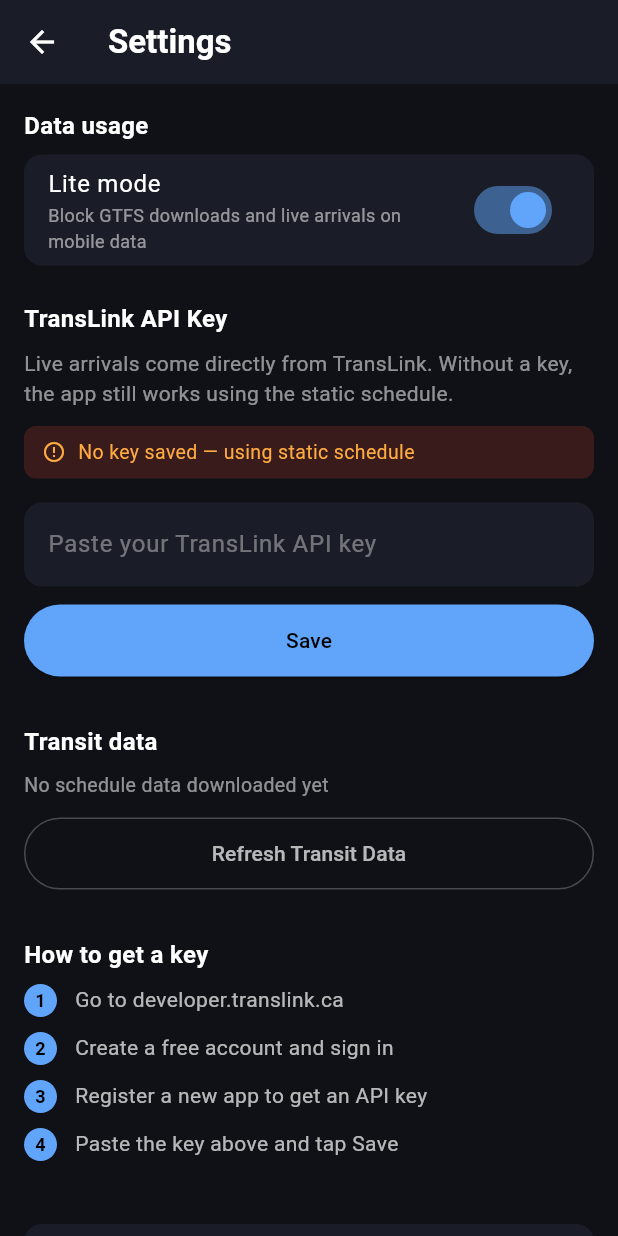
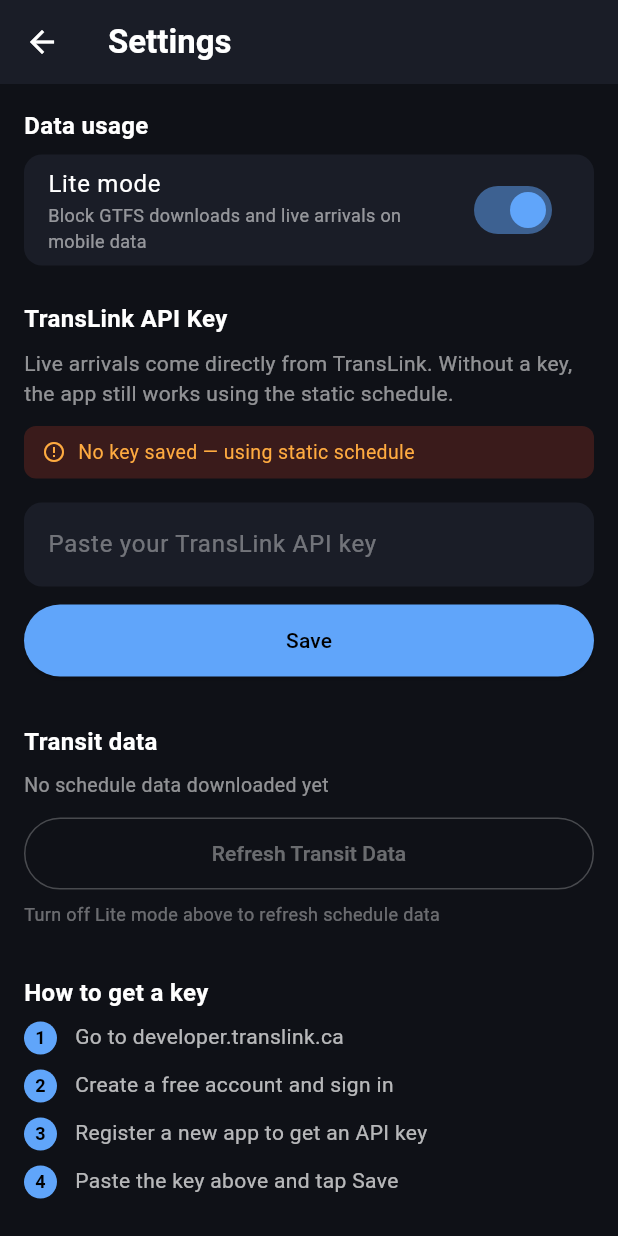
Before and after one commit to wilsmyth-del/next-bus-android, a Flutter app: the SettingsScreen screen opened directly, after a tap on "Lite mode", on a phone screen of 412 x 824 dp. Run offline on Flutter 3.47's test engine with Material 3 defaults, Android fonts, the phone set to English and light mode, and no system bars; our stand-ins replace flutter_slidable, image_picker, shared_preferences, sqflite; missing offline and left inert: google_mlkit_text_recognition; accounts and stored records are empty; network calls fail.

Commit message:
Favourites: swipe-to-reveal delete + fix Lite mode gap in Settings refresh
- Replace Dismissible (swipe-to-complete) with flutter_slidable's Slidable
  + SlidableAction: swipe reveals a Remove button, nothing deletes until
  it's explicitly tapped. Removes the accidental-swipe-delete risk.
- Fix the underlying async race in _remove(): local list state now
  updates synchronously on removal instead of waiting on a full DB
  round-trip + reload, which was the real cause of stale favourite state.
- Settings' "Refresh Transit Data" button now disabled while Lite mode
  is on, matching the Search screen's existing behavior.

Ref #308

```diff
--- a/lib/screens/settings_screen.dart
+++ b/lib/screens/settings_screen.dart
@@ -216,7 +216,7 @@
                 ),
                 const SizedBox(height: 12),
                 OutlinedButton(
-                  onPressed: _refreshingGtfs ? null : _refreshGtfs,
+                  onPressed: (_refreshingGtfs || _liteMode) ? null : _refreshGtfs,
                   style: OutlinedButton.styleFrom(
                     foregroundColor: Colors.white70,
                     side: const BorderSide(color: Colors.white24),
@@ -231,6 +231,13 @@
                         )
                       : const Text('Refresh Transit Data'),
                 ),
+                if (_liteMode) ...[
+                  const SizedBox(height: 8),
+                  const Text(
+                    'Turn off Lite mode above to refresh schedule data',
+                    style: TextStyle(color: Colors.white38, fontSize: 12),
+                  ),
+                ],
                 const SizedBox(height: 32),
                 const Text(
                   'How to get a key',
--- a/pubspec.yaml
+++ b/pubspec.yaml
@@ -40,6 +40,7 @@
   image_picker: ^1.1.2
   google_mlkit_text_recognition: ^0.13.1
   shared_preferences: ^2.3.3
+  flutter_slidable: ^4.0.3
 
 dev_dependencies:
   flutter_test:
```
Also changed, not shown: lib/screens/favorites_screen.dart (+16 -11 lines).
